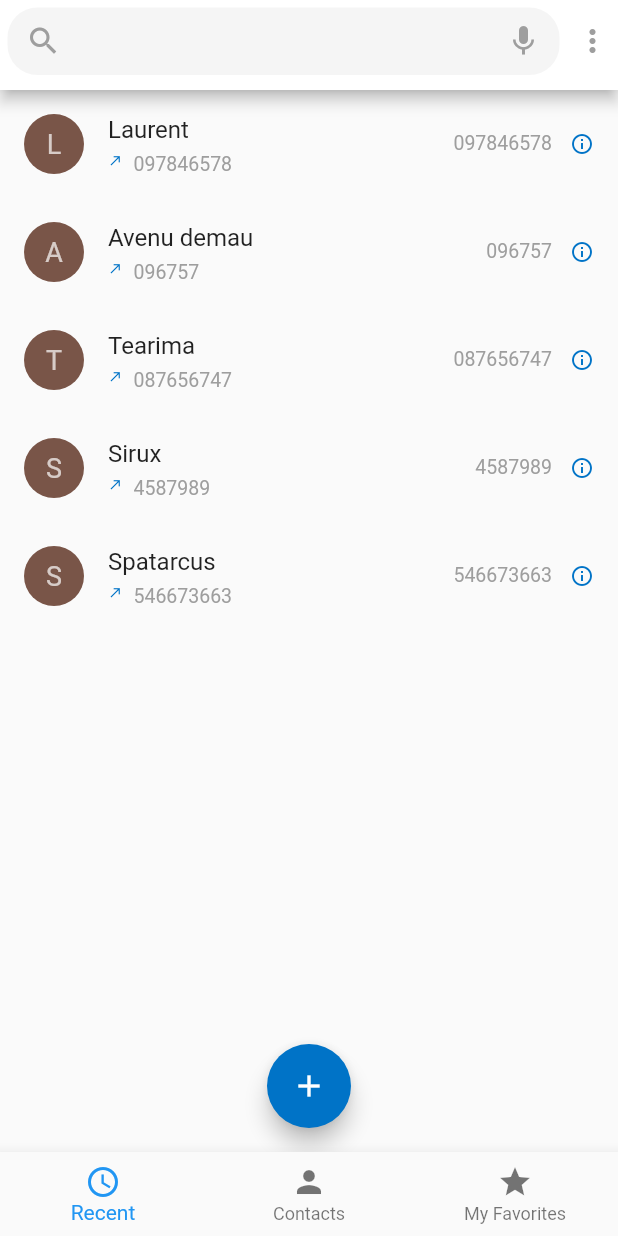
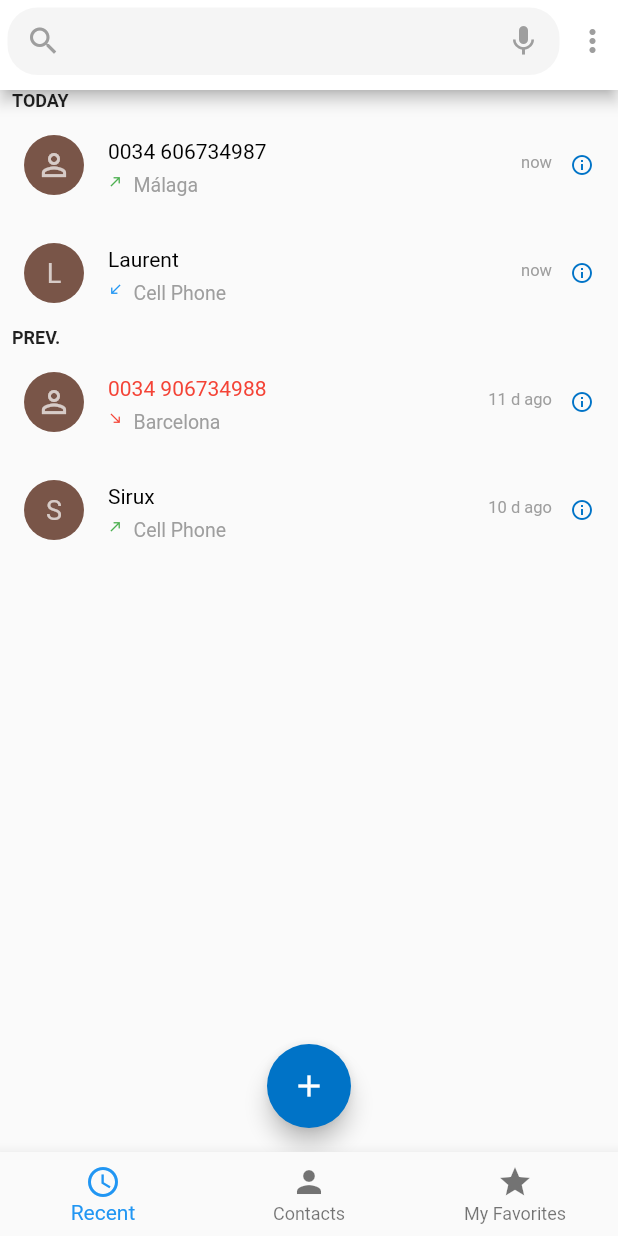
Before and after one commit to anicetkeric/contact_bloc_app, a Flutter app: the screen it shows after launch, on a phone screen of 412 x 824 dp. Run offline on Flutter 3.47's test engine with Material 2 defaults, Android fonts, the phone set to English and light mode, and no system bars; drawn by our look-alikes of grouped_list.

Commit message:
list view grouping

```diff
--- /dev/null
+++ b/lib/core/shared/utility.dart
@@ -0,0 +1,61 @@
+import 'package:intl/intl.dart';
+
+class Utility {
+
+  static String toDMYformate(DateTime date) {
+    return DateFormat('dd MMM yyyy').format(date);
+  }
+
+  static String toDMformate(DateTime date) {
+    return DateFormat('dd MMM').format(date);
+  }
+
+  static String toformattedDate2(DateTime date) {
+    return DateFormat('dd-MMM-yyyy hh:mm a').format(date);
+  }
+
+  static String toformattedDate3(DateTime date) {
+    return DateFormat('yyyy-MM-dd hh:mm').format(date);
+  }
+
+  static String toTimeOfDay(DateTime date) {
+    return DateFormat('hh:mm a').format(date);
+  }
+
+  static String toTimeOfDate(DateTime date) {
+    return DateFormat('hh:mm a dd MMM').format(date);
+  }
+
+  static String timeFrom24(String date) {
+    final hr = date.split(":")[0];
+    final mm = date.split(":")[1];
+    final time = DateTime(2020, 1, 1, int.parse(hr), int.parse(mm));
+    return DateFormat('hh:mm a').format(time);
+  }
+
+  static String getPassedTime(String date) {
+    if (date == null || date.isEmpty) {
+      return '';
+    }
+    String msg = '';
+    var dt = DateTime.parse(date).toLocal();
+
+    if (DateTime.now().toLocal().isBefore(dt)) {
+      return DateFormat.jm().format(DateTime.parse(date).toLocal()).toString();
+    }
+
+    var dur = DateTime.now().toLocal().difference(dt);
+    if (dur.inDays > 0) {
+      msg = '${dur.inDays} d ago';
+    } else if (dur.inHours > 0) {
+      msg = '${dur.inHours} h ago';
+    } else if (dur.inMinutes > 0) {
+      msg = '${dur.inMinutes} m ago';
+    } else if (dur.inSeconds > 0) {
+      msg = '${dur.inSeconds} s ago';
+    } else {
+      msg = 'now';
+    }
+    return msg;
+  }
+}
--- a/lib/data/json/dummy_json.dart
+++ b/lib/data/json/dummy_json.dart
@@ -1,4 +1,6 @@
+import 'package:contact_bloc_app/data/models/CallType.dart';
 import 'package:contact_bloc_app/data/models/contact_model.dart';
+import 'package:contact_bloc_app/data/models/recent_model.dart';
 
 List<Contact> contactDummyData = [
   Contact(id: 1, name: "Laurent", phone: "097846578", email: "Laurent@yahoo.fr", website: "website"),
@@ -7,3 +9,33 @@ List<Contact> contactDummyData = [
   Contact(id: 4, name: "Sirux", phone: "4587989", email: "Laurent@yahoo.fr", website: "website"),
   Contact(id: 5, name: "Spatarcus", phone: "546673663", email: "Laurent@yahoo.fr", website: "website")
 ] ;
+
+List<Recent> recentDummyData = [
+  Recent(id: 1,
+  contact: Contact(id: 1, name: "Laurent", phone: "097846578", email: "Laurent@yahoo.fr", website: "website"),
+    phoneNumber: null,
+    dateStart: new DateTime.now(),
+    dateEnd: new DateTime.now().add(const Duration(minutes: 2)),
+    type: CallType.INBOUND
+  ),
+  Recent(id: 2,
+    phoneNumber: "0034 606734987",
+    dateStart: new DateTime.now(),
+    dateEnd: new DateTime.now().add(const Duration(minutes: 1)),
+    type: CallType.OUTBOUND,
+    location: "Málaga"
+  ),
+  Recent(id: 3,
+    contact: Contact(id: 4, name: "Sirux", phone: "4587989", email: "Laurent@yahoo.fr", website: "website"),
+    dateStart: new DateTime.now().subtract(const Duration(days: 10)),
+    dateEnd: new DateTime.now().subtract(const Duration(days: 10)).add(const Duration(seconds: 10)),
+    type: CallType.OUTBOUND
+  ),
+  Recent(id: 3,
+    phoneNumber: "0034 906734988",
+    dateStart: new DateTime.now().subtract(const Duration(days: 11)),
+    dateEnd: new DateTime.now().subtract(const Duration(days: 11)).add(const Duration(seconds: 10)),
+    type: CallType.MISSED,
+    location: "Barcelona"
+  ),
+] ;
--- /dev/null
+++ b/lib/data/models/CallType.dart
@@ -0,0 +1,5 @@
+enum CallType {
+  INBOUND,
+  OUTBOUND,
+  MISSED
+}
--- /dev/null
+++ b/lib/data/models/recent_model.dart
@@ -0,0 +1,49 @@
+import 'package:flutter/material.dart';
+
+import 'CallType.dart';
+import 'contact_model.dart';
+
+class Recent {
+  int id;
+  Contact contact;
+  String phoneNumber;
+  DateTime dateStart;
+  DateTime dateEnd;
+  CallType type;
+  String location;
+
+  Recent({
+    @required this.id,
+    this.contact,
+    this.phoneNumber,
+    @required this.dateStart,
+    this.dateEnd,
+    @required this.type,
+    this.location
+  });
+
+  factory Recent.fromJson(Map<String, dynamic> json) {
+    return Recent(
+        id :json['id'],
+        contact: json['contact'],
+        phoneNumber: json['phoneNumber'],
+        dateStart: json['dateStart'],
+        dateEnd: json['dateEnd'],
+        type: json['type'],
+        location: json['location']
+    );
+  }
+
+  Map<String, dynamic> toJson() {
+    final Map<String, dynamic> data = new Map<String, dynamic>();
+    data['id'] = this.id;
+    data['contact'] = this.contact;
+    data['phoneNumber'] = this.phoneNumber;
+    data['dateStart'] = this.dateStart;
+    data['dateEnd'] = this.dateEnd;
+    data['type'] = this.type;
+    data['location'] = this.location;
+    return data;
+  }
+
+}
--- a/lib/ui/screen/contacts/recent_screen.dart
+++ b/lib/ui/screen/contacts/recent_screen.dart
@@ -1,10 +1,12 @@
 import 'dart:math';
 
+import 'package:contact_bloc_app/core/shared/utility.dart';
 import 'package:contact_bloc_app/data/json/dummy_json.dart';
-import 'package:contact_bloc_app/data/models/contact_model.dart';
+import 'package:contact_bloc_app/data/models/CallType.dart';
 import 'package:contact_bloc_app/ui/widget/app_bar.dart';
 import 'package:contact_bloc_app/ui/widget/new_contacts_floating_action.dart';
 import 'package:flutter/material.dart';
+import 'package:grouped_list/grouped_list.dart';
 
 class RecentScreen extends StatefulWidget {
   @override
@@ -18,35 +20,54 @@ class _RecentScreenState extends State<RecentScreen> {
         appBar: Appbar(),
         floatingActionButton: NewContactFloatingAction(),
         floatingActionButtonLocation: FloatingActionButtonLocation.centerFloat,
-      body: Container(
-        child: ListView.builder(
-            itemCount: contactDummyData.length,
-            itemBuilder: (context, index) {
-              Contact _model = contactDummyData[index];
+      body: GroupedListView<dynamic, String>(
+        elements: recentDummyData,
+        groupBy: (element) => _groupingListTitle(element.dateStart).toUpperCase(),
+        groupComparator: (value1, value2) => value2.compareTo(value1),
+        order: GroupedListOrder.DESC,
+        useStickyGroupSeparators: false,
+        groupSeparatorBuilder: (String value) => Padding(
+          padding: const EdgeInsets.only(left: 8.0),
+          child: Text(
+            value.split(" ")[1],
+            textAlign: TextAlign.start,
+            style: TextStyle(fontSize: 12, fontWeight: FontWeight.bold),
+          ),
+        ),
+        itemBuilder: (c, element) {
           return Column(
             children: <Widget>[
               ListTile(
                 leading: CircleAvatar(
                   backgroundColor: Colors.primaries[Random().nextInt(Colors.primaries.length)],
-                      child: Text(
-                        _model.name.substring(0, 1).toUpperCase(),
+                  child: element.phoneNumber != null ? Icon(Icons.person_outline, color: Colors.white70,) : Text(
+                     element.contact.name.substring(0, 1).toUpperCase() ,
                     style: TextStyle(fontSize: 18, color: Colors.white70),
                   ),
                 ),
                 title: Row(
                   children: <Widget>[
-                        Text(_model.name),
+                    Text(element.phoneNumber != null ? element.phoneNumber : element.contact.name,
+                    style: TextStyle(color: element.type == CallType.MISSED ?  Colors.red : Colors.black,
+                    fontSize: 14.0
+                    ),
+                    ),
                   ],
                 ),
                 subtitle: Wrap(
                   spacing: 7.0, // space between two icons
                   children: <Widget>[
                     Icon(
-                          Icons.north_east,
+                      element.type == CallType.OUTBOUND ?  Icons.north_east :
+                      element.type == CallType.INBOUND ?  Icons.south_west :
+                      Icons.south_east,
                       size: 10.0,
-                          color: Theme.of(context).primaryColor,
+                      color:
+                      element.type == CallType.OUTBOUND ? Colors.green:
+                      element.type == CallType.INBOUND ?  Colors.blue:
+                      Colors.red,
                     ),
-                        Text(_model.phone, style: TextStyle(
+                    Text(element.location != null ? element.location : "Cell Phone", style: TextStyle(
                         fontWeight: FontWeight.normal,
                         fontSize: 13.0,
                         color:  Colors.grey)),
@@ -55,9 +76,9 @@ class _RecentScreenState extends State<RecentScreen> {
                 trailing: Wrap(
                   spacing: 12, // space between two icons
                   children: <Widget>[
-                        Text(_model.phone, style: TextStyle(
+                    Text(Utility.getPassedTime(element.dateStart.toString()), style: TextStyle(
                         fontWeight: FontWeight.normal,
-                            fontSize: 13.0,
+                        fontSize: 11.0,
                         color:  Colors.grey)),
                     Icon(
                       Icons.info_outline,
@@ -70,8 +91,17 @@ class _RecentScreenState extends State<RecentScreen> {
             ],
           );
         },
-          ),
-        ),
+      )
     );
   }
 }
+  String _groupingListTitle(DateTime datetime){
+    var diff = DateTime.now().difference(datetime);
+    if (diff.inDays < 1) {
+      return "A Today";
+    } else if (diff.inDays <= 2) {
+      return "B Yesterday";
+    } else {
+      return "C PREV.";
+    }
+  }
--- a/pubspec.yaml
+++ b/pubspec.yaml
@@ -31,7 +31,8 @@ dependencies:
   bloc: ^6.1.1
   url_launcher: ^6.0.4
   flutter_sticky_header: ^0.6.0
-  keyboard_actions: ^3.4.0
+  grouped_list: ^4.0.0
+  intl: ^0.16.1
 
 dev_dependencies:
   flutter_test:
```
Also changed, not shown: lib/ui/screen/contacts/contacts_screen.dart (+24 -16 lines), pubspec.lock. Lines whose indentation alone changed are shown as unchanged.
